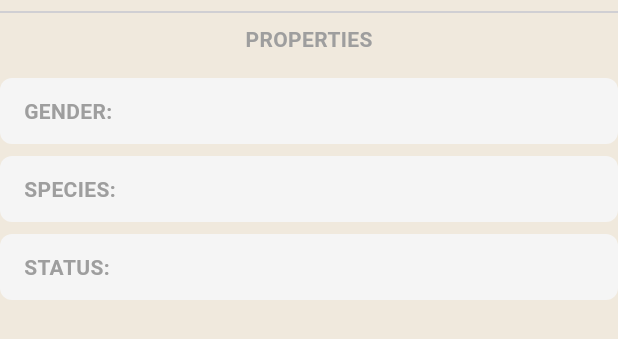
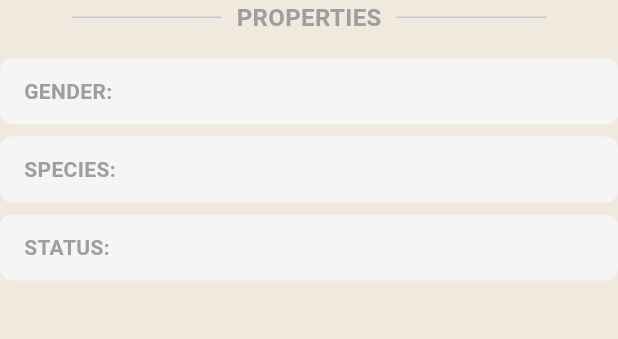
Before and after one commit to arielsam567/Rick_and_Morty_flutter_app, a Flutter app: the PropertiesWidget widget shown alone on an empty page, opened directly with empty values, on a phone screen of 412 x 824 dp. Shown: the top 339 px of the screen. Run offline on Flutter 3.47's test engine with Material 3 defaults, Android fonts, the phone set to English and light mode, and no system bars; our stand-ins replace cached_network_image, dartz, dio, go_router, shimmer; network calls fail; Roboto replaces fonts that are missing (Montserrat).

Commit message:
Refatora o widget PropertiesWidget para melhorar a apresentação do título 'PROPERTIES', substituindo o layout anterior por uma linha centralizada com divisores, aumentando a legibilidade e a estética do componente.

```diff
--- a/lib/widgets/properties_widget.dart
+++ b/lib/widgets/properties_widget.dart
@@ -1,4 +1,5 @@
 import 'package:flutter/material.dart';
+import 'section_header.dart';
 
 class PropertiesWidget extends StatelessWidget {
   final String gender;
@@ -16,15 +17,7 @@ class PropertiesWidget extends StatelessWidget {
   Widget build(BuildContext context) {
     return Column(
       children: [
-        const Divider(),
-        const Text(
-          'PROPERTIES',
-          style: TextStyle(
-            fontSize: 14,
-            fontWeight: FontWeight.w600,
-            color: Colors.grey,
-          ),
-        ),
+        const SectionHeader(title: 'PROPERTIES'),
         const SizedBox(height: 16),
         _buildPropertyItem('GENDER', gender),
         const SizedBox(height: 8),
--- /dev/null
+++ b/lib/widgets/section_header.dart
@@ -0,0 +1,44 @@
+import 'package:flutter/material.dart';
+
+class SectionHeader extends StatelessWidget {
+  final String title;
+  final double dividerWidth;
+  final double spacing;
+  final TextStyle? titleStyle;
+
+  const SectionHeader({
+    required this.title,
+    this.dividerWidth = 100,
+    this.spacing = 10,
+    this.titleStyle,
+    super.key,
+  });
+
+  @override
+  Widget build(BuildContext context) {
+    return Row(
+      mainAxisAlignment: MainAxisAlignment.center,
+      children: [
+        SizedBox(
+          width: dividerWidth,
+          child: const Divider(),
+        ),
+        SizedBox(width: spacing),
+        Text(
+          title,
+          style: titleStyle ??
+              const TextStyle(
+                fontWeight: FontWeight.w600,
+                color: Colors.grey,
+                fontSize: 16,
+              ),
+        ),
+        SizedBox(width: spacing),
+        SizedBox(
+          width: dividerWidth,
+          child: const Divider(),
+        ),
+      ],
+    );
+  }
+}
```
